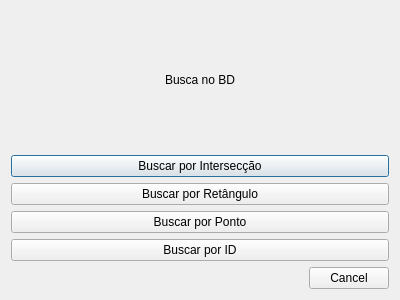
The window that ui/searchwindow.ui (josecleiton/GIS-RTree) describes before a commit, drawn with Qt 5.
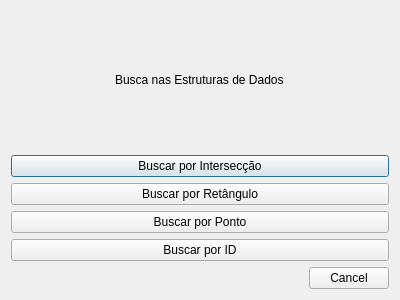
The same window after the commit.

Patch:
```diff
--- a/ui/searchwindow.ui
+++ b/ui/searchwindow.ui
@@ -19,7 +19,7 @@
      <item alignment="Qt::AlignHCenter">
       <widget class="QLabel" name="titulo">
        <property name="text">
-        <string>Busca no BD</string>
+        <string>Busca nas Estruturas de Dados</string>
        </property>
       </widget>
      </item>
```
